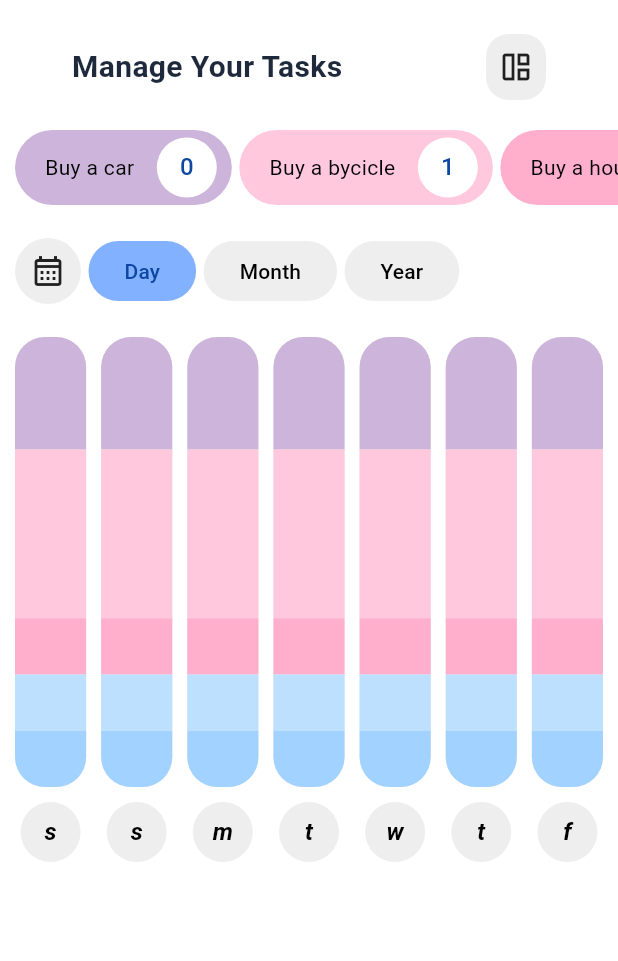
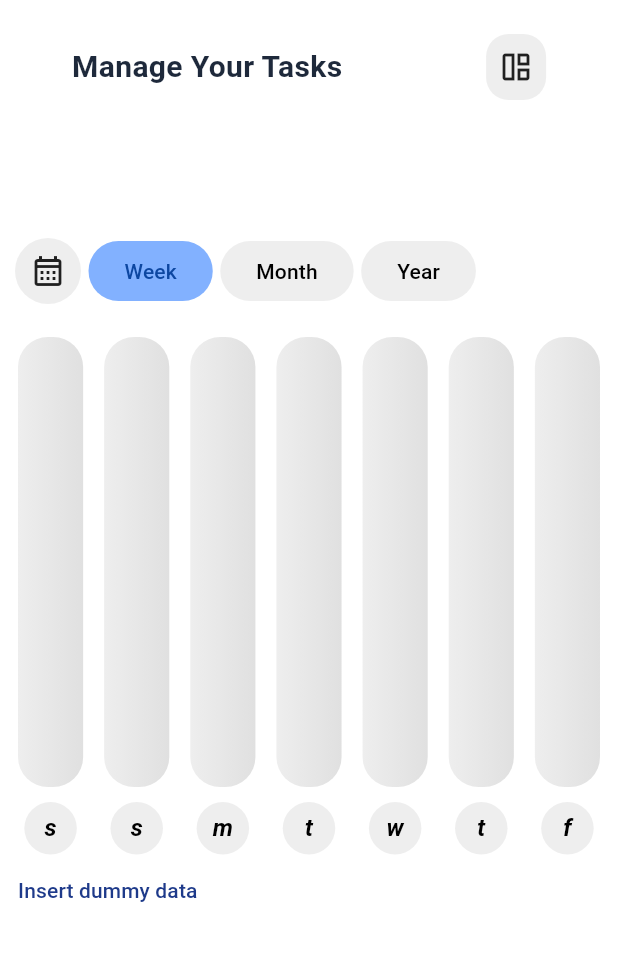
Before and after one commit to Amir-Hzz79/planza, a Flutter app: the screen it shows after launch, on a phone screen of 412 x 824 dp, the part 80-1041 px from its top. Run offline on Flutter 3.47's test engine with Material 3 defaults, Android fonts, the phone set to English and light mode, and no system bars; our stand-ins replace drift, get_it; accounts and stored records are empty; generated files the repository leaves out were written again.

Commit message:
Implement chart time zone

```diff
--- /dev/null
+++ b/lib/core/constants/month_names.dart
@@ -0,0 +1,14 @@
+enum Months {
+  january,
+  february,
+  march,
+  april,
+  may,
+  june,
+  july,
+  august,
+  september,
+  october,
+  november,
+  december,
+}
--- a/lib/core/data/repositories/goal_repository.dart
+++ b/lib/core/data/repositories/goal_repository.dart
@@ -7,8 +7,7 @@ class GoalRepository {
   GoalRepository(this._goalDao);
 
   Future<List<GoalModel>> getAllGoals() async {
-    final goals = await _goalDao.getAllGoals();
-    return goals.map((goal) => GoalModel.fromEntity(goal)).toList();
+    return _goalDao.getAllGoals();
   }
 
   Future<GoalModel?> getGoalById(int id) async {
--- a/lib/features/home/presentation/pages/home_page.dart
+++ b/lib/features/home/presentation/pages/home_page.dart
@@ -1,13 +1,32 @@
 import 'package:flutter/material.dart';
+import 'package:get_it/get_it.dart';
+import 'package:planza/core/data/data_access_object/goal_dao.dart';
+
+import 'package:planza/core/data/database/database.dart';
+import 'package:planza/core/data/models/goal_model.dart';
 import 'package:planza/features/home/presentation/widgets/appbart/home_page_app_bar.dart';
 import 'package:planza/features/home/presentation/widgets/drawer/drawer_section.dart';
-import 'package:planza/features/home/presentation/widgets/goal_counter/goal_section.dart';
+import 'package:planza/features/home/presentation/widgets/goal_counter/goal_counter_section.dart';
 
 import '../../../../core/widgets/scrollables/scrollable_column.dart';
 import '../widgets/task_chart/task_chart.dart';
 
-class HomePage extends StatelessWidget {
+class HomePage extends StatefulWidget {
   const HomePage({super.key});
+
+  @override
+  State<HomePage> createState() => _HomePageState();
+}
+
+class _HomePageState extends State<HomePage> {
+  final GoalDao goalDao = GetIt.I.get<GoalDao>();
+  late Future<List<GoalModel>> futureGoals;
+
+  @override
+  void initState() {
+    futureGoals = goalDao.getAllGoalsWithTasks();
+    super.initState();
+  }
 
   @override
   Widget build(BuildContext context) {
@@ -29,11 +48,48 @@ class HomePage extends StatelessWidget {
           const SizedBox(
             height: 20,
           ),
-          GoalSection(),
+          FutureBuilder(
+            future: futureGoals,
+            builder: (context, snapshot) {
+              if (snapshot.connectionState == ConnectionState.waiting) {
+                return Container(
+                  width: double.infinity,
+                  height: 300,
+                  color: Colors.grey[200],
+                );
+              } else {
+                return GoalCounterSection(
+                  goals: snapshot.data ?? [],
+                );
+              }
+            },
+          ),
           const SizedBox(
             height: 20,
           ),
-          TaskChart(),
+          FutureBuilder(
+            future: futureGoals,
+            builder: (context, snapshot) {
+              if (snapshot.connectionState == ConnectionState.waiting) {
+                return Container(
+                  width: double.infinity,
+                  height: 300,
+                  color: Colors.grey[200],
+                );
+              } else {
+                return TaskChart(
+                  goals: snapshot.data ?? [],
+                );
+              }
+            },
+          ),
+          TextButton(
+            onPressed: () {
+              AppDatabase db = GetIt.I.get<AppDatabase>();
+              db.insertDummyData(db);
+            },
+            child: Text('Insert dummy data'),
+          ),
           const SizedBox(
             height: 1000,
           ),
--- a/lib/features/home/presentation/widgets/goal_counter/goal_counter_grid_item.dart
+++ b/lib/features/home/presentation/widgets/goal_counter/goal_counter_grid_item.dart
@@ -45,7 +45,7 @@ class GoalCounterGridItem extends StatelessWidget {
             ),
             CircleAvatar(
               backgroundColor: Theme.of(context).colorScheme.surface,
-              child: Text('$counter'),
+              child: Text('${goal.tasks.length}'),
             ),
             SizedBox(
               width: 5,
--- a/lib/features/home/presentation/widgets/goal_counter/goal_counter_list_item.dart
+++ b/lib/features/home/presentation/widgets/goal_counter/goal_counter_list_item.dart
@@ -1,5 +1,6 @@
 import 'package:flutter/material.dart';
 import 'package:planza/core/data/models/goal_model.dart';
+import 'package:planza/core/utils/extention_methods/color_extention.dart';
 import 'package:planza/features/goal_managment/presentation/pages/goal_details.dart';
 
 class GoalCounterListItem extends StatelessWidget {
@@ -34,7 +35,7 @@ class GoalCounterListItem extends StatelessWidget {
             Text(
               goal.name,
               style: TextStyle(
-                color: Colors.black,
+                color: goal.color.matchTextColor(),
               ),
               overflow: TextOverflow.ellipsis,
             ),
@@ -43,7 +44,7 @@ class GoalCounterListItem extends StatelessWidget {
             ),
             CircleAvatar(
               backgroundColor: Theme.of(context).colorScheme.surface,
-              child: Text('$counter'),
+              child: Text('${goal.tasks.length}'),
             ),
             SizedBox(
               width: 5,
--- a/lib/features/home/presentation/widgets/goal_counter/goal_section.dart
+++ b/lib/features/home/presentation/widgets/goal_counter/goal_counter_section.dart
@@ -1,5 +1,5 @@
 import 'package:flutter/material.dart';
-import 'package:planza/core/constants/dummy_data.dart';
+import 'package:planza/core/data/models/goal_model.dart';
 import 'package:planza/core/widgets/scrollables/scrollable_row.dart';
 
 import 'goal_counter_grid_item.dart';
@@ -7,19 +7,20 @@ import 'goal_counter_grid.dart';
 import 'goal_counter_list.dart';
 import 'goal_counter_list_item.dart';
 
-class GoalSection extends StatefulWidget {
-  const GoalSection({super.key});
+class GoalCounterSection extends StatefulWidget {
+  const GoalCounterSection({super.key, required this.goals});
 
+  final List<GoalModel> goals;
   @override
-  State<GoalSection> createState() => _GoalSectionState();
+  State<GoalCounterSection> createState() => _GoalCounterSectionState();
 }
 
-class _GoalSectionState extends State<GoalSection> {
+class _GoalCounterSectionState extends State<GoalCounterSection> {
   bool expandMode = false;
 
   @override
   Widget build(BuildContext context) {
-    final double expandHeight = 185;
+    final double expandHeight = (widget.goals.length / 2).ceil() * 63;
     final double height = 50;
 
     return Column(
@@ -45,7 +46,7 @@ class _GoalSectionState extends State<GoalSection> {
               child: Container(
                 padding: EdgeInsets.symmetric(horizontal: 8, vertical: 10),
                 /* width: 40,
-                height: 50, */
+                    height: 50, */
                 decoration: BoxDecoration(
                   color: Colors.grey[200],
                   borderRadius: BorderRadius.circular(15),
@@ -72,9 +73,9 @@ class _GoalSectionState extends State<GoalSection> {
                   padding: EdgeInsets.symmetric(horizontal: 10),
                   child: GoalCounterGrid(
                     taskCounters: List.generate(
-                      dummyGoals.length,
+                      widget.goals.length,
                       (index) => GoalCounterGridItem(
-                        goal: dummyGoals[index],
+                        goal: widget.goals[index],
                         counter: index,
                       ),
                     ),
@@ -90,9 +91,9 @@ class _GoalSectionState extends State<GoalSection> {
                     GoalCounterList(
                       spacing: 5,
                       items: List.generate(
-                        dummyGoals.length,
+                        widget.goals.length,
                         (index) => GoalCounterListItem(
-                          goal: dummyGoals[index],
+                          goal: widget.goals[index],
                           counter: index,
                         ),
                       ),
--- a/lib/features/home/presentation/widgets/task_chart/chart_column.dart
+++ b/lib/features/home/presentation/widgets/task_chart/chart_column.dart
@@ -1,5 +1,5 @@
 import 'package:flutter/material.dart';
-import 'package:planza/core/constants/dummy_data.dart';
+import 'package:planza/core/data/models/goal_model.dart';
 
 import 'chart_slice.dart';
 
@@ -7,44 +7,65 @@ class ChartColumn extends StatelessWidget {
   const ChartColumn({
     super.key,
     required this.height,
-    required this.width,
+    /* required this.width, */
     required this.text,
+    required this.goals,
+    required this.spacing,
   });
 
   final double height;
-  final double width;
+  /*  final double width; */
+  final double spacing;
   final String text;
+  final List<GoalModel> goals;
 
   @override
   Widget build(BuildContext context) {
+    int totalTaskCount = 0;
+    for (var goal in goals) {
+      totalTaskCount += goal.tasks.length;
+    }
+
     return Column(
       children: [
         Container(
-          width: width,
+          width: double.infinity,
           height: height,
-          margin: EdgeInsets.symmetric(horizontal: 5),
+          margin: EdgeInsets.symmetric(horizontal: spacing),
           decoration: BoxDecoration(
             color: Colors.grey[200],
+            gradient: LinearGradient(
+              /* end: Alignment.topCenter, */
+              /* begin: Alignment.bottomCenter, */
+              colors: [
+                Colors.grey[200]!,
+                Colors.grey[300]!,
+              ],
+            ),
+            /* boxShadow: [
+              BoxShadow(
+                color: Colors.grey[300]!,
+                spreadRadius: 2,
+                blurStyle: BlurStyle.inner,
+                blurRadius: 5,
+              ),
+            ], */
             borderRadius: BorderRadius.circular(20),
           ),
           child: Column(
-            //mainAxisAlignment: MainAxisAlignment.end,
+            mainAxisAlignment: MainAxisAlignment.end,
             children: List.generate(
-              dummyGoals.length,
+              goals.length,
               (index) {
-                int goalTaskCount = dummyGoals[index].tasks.isEmpty
-                    ? 1
-                    : dummyGoals[index].tasks.length;
+                int goalTaskCount =
+                    goals[index].tasks.isEmpty ? 1 : goals[index].tasks.length;
 
-                int totalTask = totalTaskCount == 0 ? 1 : totalTaskCount;
-
-                double columnHeight =
-                    (height * goalTaskCount) / (totalTask + 0);
+                double columnHeight = (height * goalTaskCount) / totalTaskCount;
 
                 return ChartSlice(
-                  color: dummyGoals[index].color,
+                  color: goals[index].color,
                   height: columnHeight,
-                  bottomRadius: index == dummyGoals.length - 1,
+                  bottomRadius: index == goals.length - 1,
                   topRadius: index == 0,
                 );
               },
@@ -56,6 +77,9 @@ class ChartColumn extends StatelessWidget {
         ),
         CircleAvatar(
           backgroundColor: Colors.grey[200],
+          maxRadius: spacing * 2.5,
+          child: FittedBox(
+            fit: BoxFit.fitWidth,
             child: Text(
               text,
               style: TextStyle(
@@ -66,6 +90,7 @@ class ChartColumn extends StatelessWidget {
               ),
             ),
           ),
+        ),
       ],
     );
   }
--- a/lib/features/home/presentation/widgets/task_chart/chart_slice.dart
+++ b/lib/features/home/presentation/widgets/task_chart/chart_slice.dart
@@ -24,11 +24,24 @@ class ChartSlice extends StatelessWidget {
         decoration: BoxDecoration(
           color: color,
           borderRadius: BorderRadius.only(
-            topLeft: topRadius ? Radius.circular(20) : Radius.circular(0),
-            topRight: topRadius ? Radius.circular(20) : Radius.circular(0),
-            bottomLeft: bottomRadius ? Radius.circular(20) : Radius.circular(0),
-            bottomRight:
-                bottomRadius ? Radius.circular(20) : Radius.circular(0),
+            topLeft: topRadius ? Radius.circular(20) : Radius.zero,
+            topRight: topRadius ? Radius.circular(20) : Radius.zero,
+            bottomLeft: bottomRadius ? Radius.circular(20) : Radius.zero,
+            bottomRight: bottomRadius ? Radius.circular(20) : Radius.zero,
+          ),
+          border: Border(
+            top: !topRadius
+                ? BorderSide(
+                    width: 0.5,
+                    color: Colors.grey[800]!,
+                  )
+                : BorderSide.none,
+            bottom: !bottomRadius
+                ? BorderSide(
+                    width: 0.51,
+                    color: Colors.grey[800]!,
+                  )
+                : BorderSide.none,
           ),
         ),
       ),
--- a/lib/features/home/presentation/widgets/task_chart/task_chart.dart
+++ b/lib/features/home/presentation/widgets/task_chart/task_chart.dart
@@ -1,27 +1,36 @@
 import 'package:flutter/material.dart';
+import 'package:planza/core/constants/month_names.dart';
 import 'package:planza/core/constants/week_days.dart';
+import 'package:planza/core/data/models/goal_model.dart';
 
 import 'chart_column.dart';
 
 enum ChartTimeZone {
-  day,
+  week,
   month,
   year,
 }
 
 class TaskChart extends StatefulWidget {
-  const TaskChart({super.key});
+  const TaskChart({super.key, required this.goals});
+
+  final List<GoalModel> goals;
 
   @override
   State<TaskChart> createState() => _TaskChartState();
 }
 
 class _TaskChartState extends State<TaskChart> {
-  ChartTimeZone selectedTimeZone = ChartTimeZone.day;
+  ChartTimeZone selectedTimeZone = ChartTimeZone.week;
 
   @override
   Widget build(BuildContext context) {
     final double screenWidth = MediaQuery.of(context).size.width;
+    int columnCount = selectedTimeZone == ChartTimeZone.week
+        ? 7
+        : selectedTimeZone == ChartTimeZone.month
+            ? 30
+            : 12;
 
     return Column(
       children: [
@@ -46,11 +55,11 @@ class _TaskChartState extends State<TaskChart> {
               onPressed: () {
                 setState(
                   () {
-                    selectedTimeZone = ChartTimeZone.day;
+                    selectedTimeZone = ChartTimeZone.week;
                   },
                 );
               },
-              style: selectedTimeZone == ChartTimeZone.day
+              style: selectedTimeZone == ChartTimeZone.week
                   ? FilledButton.styleFrom(
                       backgroundColor:
                           Theme.of(context).colorScheme.inversePrimary,
@@ -61,7 +70,7 @@ class _TaskChartState extends State<TaskChart> {
                       foregroundColor: Colors.black,
                     ),
               child: Text(
-                'Day',
+                'Week',
                 style: TextStyle(
                   fontSize: 14,
                   fontWeight: FontWeight.w500,
@@ -140,15 +149,46 @@ class _TaskChartState extends State<TaskChart> {
               width: 5,
             ),
             ...List.generate(
-              7,
+              columnCount,
               (index) {
                 final double containerHeight = 300;
-                final double containerWidth = (screenWidth - 80) / 7;
+                //final double containerWidth = (screenWidth - 80) / columnCount;
 
-                return ChartColumn(
-                  width: containerWidth,
-                  height: containerHeight,
-                  text: WeekDays.values[index].name.characters.first,
+                String columnText = selectedTimeZone == ChartTimeZone.week
+                    ? WeekDays.values[index].name.characters.first
+                    : selectedTimeZone == ChartTimeZone.month
+                        ? '$index'
+                        : Months.values[index].name.characters.first;
+                double spacing = selectedTimeZone == ChartTimeZone.week
+                    ? 7
+                    : selectedTimeZone == ChartTimeZone.month
+                        ? 2
+                        : 5;
+
+                DateTime dateTime = selectedTimeZone == ChartTimeZone.week
+                    ? DateTime.now().add(Duration(days: index))
+                    : selectedTimeZone == ChartTimeZone.month
+                        ? DateTime(
+                            DateTime.now().year, DateTime.now().month, index)
+                        : DateTime(DateTime.now().year, index);
+
+                return Expanded(
+                  child: ChartColumn(
+                    spacing: spacing,
+                    height: containerHeight,
+                    text: columnText,
+                    goals: widget.goals
+                        .where(
+                          (element) => element.tasks.any(
+                            (element) =>
+                                selectedTimeZone == ChartTimeZone.week ||
+                                        selectedTimeZone == ChartTimeZone.month
+                                    ? element.dueDate == dateTime
+                                    : element.dueDate?.month == dateTime.month,
+                          ),
+                        )
+                        .toList(),
+                  ),
                 );
               },
             ),
--- a/lib/main.dart
+++ b/lib/main.dart
@@ -1,8 +1,12 @@
 import 'package:flutter/material.dart';
 import 'package:planza/app.dart';
+
+import 'core/service_locator.dart';
 
 void main() async {
   WidgetsFlutterBinding.ensureInitialized();
 
+  initServices();
+
   runApp(const MyApp());
 }
```
Also changed, not shown: lib/core/data/data_access_object/goal_dao.dart (+57 -2 lines), lib/core/data/database/database.dart (+320 -0 lines), lib/core/service_locator.dart (+19 -2 lines), lib/core/utils/extention_methods/color_extention.dart (added, +7 -0 lines), lib/core/data/data_access_object/goal_dao.g.dart, 3 other files. Lines whose indentation alone changed are shown as unchanged.
